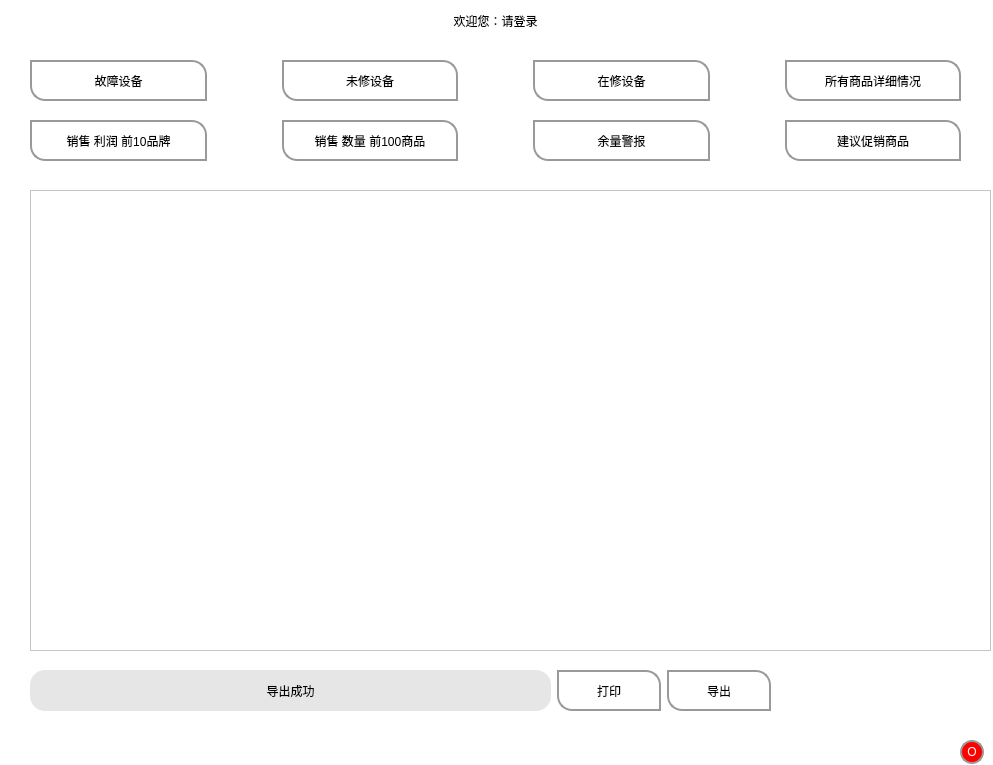
This is storeUi/store.ui in 97CBR/drivesSystem as Qt 5 draws it before an edit. The edited form follows.
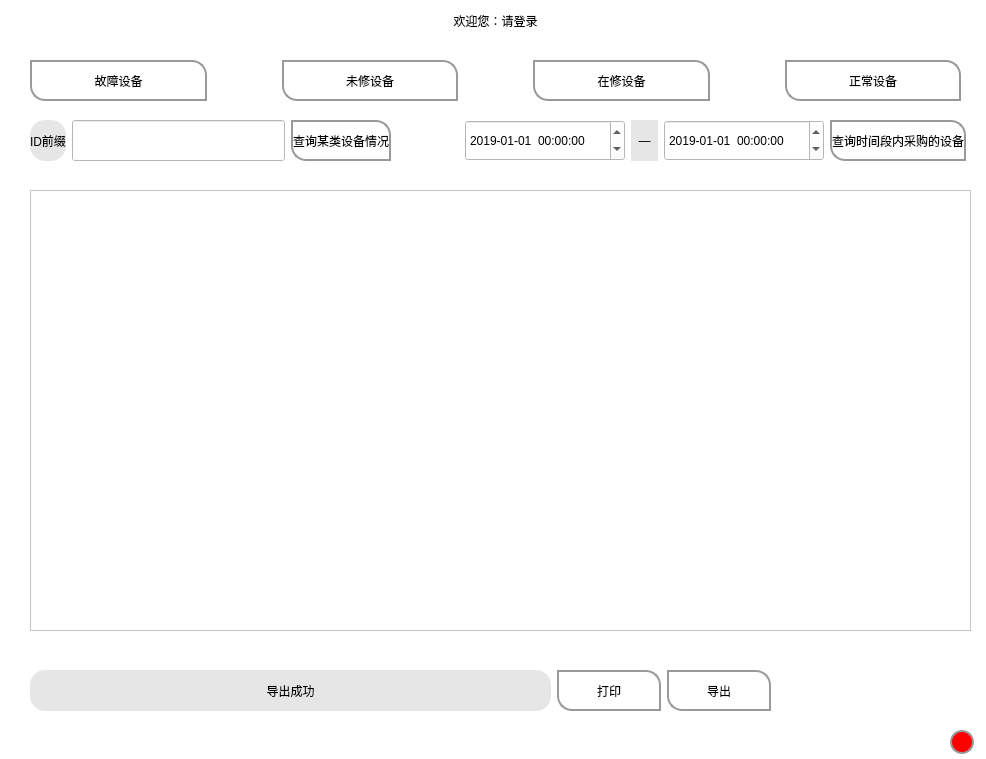
This is the edited form. The open tabs and pages were chosen to show the change. Icons and pictures are not drawn.

Commit message: 查询功能已完善，不做报表，做些简单的数据查询 将数据库导出文件，以便后期使用

```diff
--- a/storeUi/store.ui
+++ b/storeUi/store.ui
@@ -6,8 +6,8 @@
    <rect>
     <x>0</x>
     <y>0</y>
-    <width>993</width>
-    <height>765</height>
+    <width>986</width>
+    <height>759</height>
    </rect>
   </property>
   <property name="windowTitle">
@@ -401,7 +401,7 @@
           </sizepolicy>
          </property>
          <property name="text">
-          <string>所有商品详细情况</string>
+          <string>正常设备</string>
          </property>
         </widget>
        </item>
@@ -412,54 +412,84 @@
        <rect>
         <x>30</x>
         <y>150</y>
-        <width>961</width>
-        <height>461</height>
+        <width>941</width>
+        <height>441</height>
        </rect>
       </property>
      </widget>
      <widget class="QWidget" name="horizontalLayoutWidget_4">
       <property name="geometry">
        <rect>
-        <x>0</x>
+        <x>465</x>
         <y>80</y>
-        <width>991</width>
+        <width>501</width>
         <height>41</height>
        </rect>
       </property>
-      <layout class="QHBoxLayout" name="horizontalLayout_21">
-       <property name="spacing">
-        <number>75</number>
-       </property>
-       <property name="leftMargin">
-        <number>30</number>
-       </property>
-       <property name="rightMargin">
-        <number>30</number>
-       </property>
+      <layout class="QHBoxLayout" name="horizontalLayout_15" stretch="6,1,6,2">
        <item>
-        <widget class="QPushButton" name="queryTop10BankInfoButton">
+        <widget class="QDateTimeEdit" name="start_date">
          <property name="sizePolicy">
           <sizepolicy hsizetype="Minimum" vsizetype="Preferred">
            <horstretch>0</horstretch>
            <verstretch>0</verstretch>
           </sizepolicy>
          </property>
+         <property name="dateTime">
+          <datetime>
+           <hour>0</hour>
+           <minute>0</minute>
+           <second>0</second>
+           <year>2019</year>
+           <month>1</month>
+           <day>1</day>
+          </datetime>
+         </property>
+         <property name="currentSection">
+          <enum>QDateTimeEdit::YearSection</enum>
+         </property>
+         <property name="displayFormat">
+          <string>yyyy-MM-dd  HH:mm:ss</string>
+         </property>
+         <property name="calendarPopup">
+          <bool>false</bool>
+         </property>
+        </widget>
+       </item>
+       <item>
+        <widget class="QLabel" name="label_10">
          <property name="text">
-          <string>销售 利润 前10品牌</string>
+          <string>—</string>
          </property>
+         <property name="alignment">
+          <set>Qt::AlignCenter</set>
+         </property>
         </widget>
        </item>
        <item>
-        <widget class="QPushButton" name="queryTop100GoodsInfopushButton">
+        <widget class="QDateTimeEdit" name="end_date">
          <property name="sizePolicy">
-          <sizepolicy hsizetype="Minimum" vsizetype="Preferred">
+          <sizepolicy hsizetype="Preferred" vsizetype="Preferred">
            <horstretch>0</horstretch>
            <verstretch>0</verstretch>
           </sizepolicy>
          </property>
-         <property name="text">
-          <string>销售 数量 前100商品</string>
+         <property name="dateTime">
+          <datetime>
+           <hour>0</hour>
+           <minute>0</minute>
+           <second>0</second>
+           <year>2019</year>
+           <month>1</month>
+           <day>1</day>
+          </datetime>
          </property>
+         <property name="currentSection">
+          <enum>QDateTimeEdit::YearSection</enum>
+         </property>
+         <property name="displayFormat">
+          <string>yyyy-MM-dd  HH:mm:ss</string>
+         </property>
         </widget>
        </item>
        <item>
@@ -471,20 +501,49 @@
           </sizepolicy>
          </property>
          <property name="text">
-          <string>余量警报</string>
+          <string>查询时间段内采购的设备</string>
          </property>
         </widget>
        </item>
+      </layout>
+     </widget>
+     <widget class="QWidget" name="horizontalLayoutWidget_7">
+      <property name="geometry">
+       <rect>
+        <x>30</x>
+        <y>80</y>
+        <width>361</width>
+        <height>41</height>
+       </rect>
+      </property>
+      <layout class="QHBoxLayout" name="horizontalLayout_29">
        <item>
-        <widget class="QPushButton" name="querySuggestedPromotionalItemsButton">
+        <widget class="QLabel" name="label_12">
+         <property name="text">
+          <string>ID前缀</string>
+         </property>
+        </widget>
+       </item>
+       <item>
+        <widget class="QLineEdit" name="query_drive_prefix">
          <property name="sizePolicy">
+          <sizepolicy hsizetype="Expanding" vsizetype="Preferred">
+           <horstretch>0</horstretch>
+           <verstretch>0</verstretch>
+          </sizepolicy>
+         </property>
+        </widget>
+       </item>
+       <item>
+        <widget class="QPushButton" name="query_drive_by_prefix_id">
+         <property name="sizePolicy">
           <sizepolicy hsizetype="Minimum" vsizetype="Preferred">
            <horstretch>0</horstretch>
            <verstretch>0</verstretch>
           </sizepolicy>
          </property>
          <property name="text">
-          <string>建议促销商品</string>
+          <string>查询某类设备情况</string>
          </property>
         </widget>
        </item>
@@ -2105,8 +2164,8 @@
    <widget class="QPushButton" name="logoutButton">
     <property name="geometry">
      <rect>
-      <x>960</x>
-      <y>740</y>
+      <x>950</x>
+      <y>730</y>
       <width>24</width>
       <height>24</height>
      </rect>
@@ -2123,7 +2182,7 @@
 color: rgb(255, 255, 255);</string>
     </property>
     <property name="text">
-     <string>O</string>
+     <string/>
     </property>
    </widget>
   </widget>
```
Left out of the diff: 84 changed lines with no effect on the pictures. The commit also changes 5 other files.
